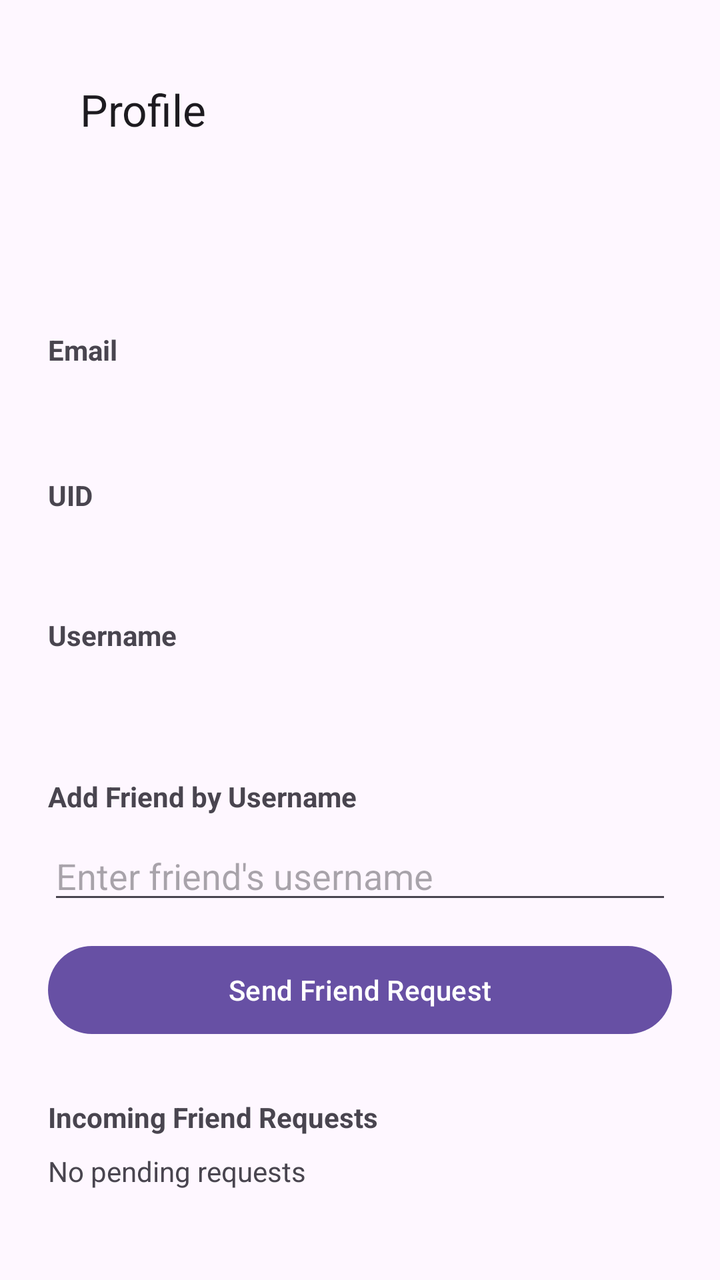
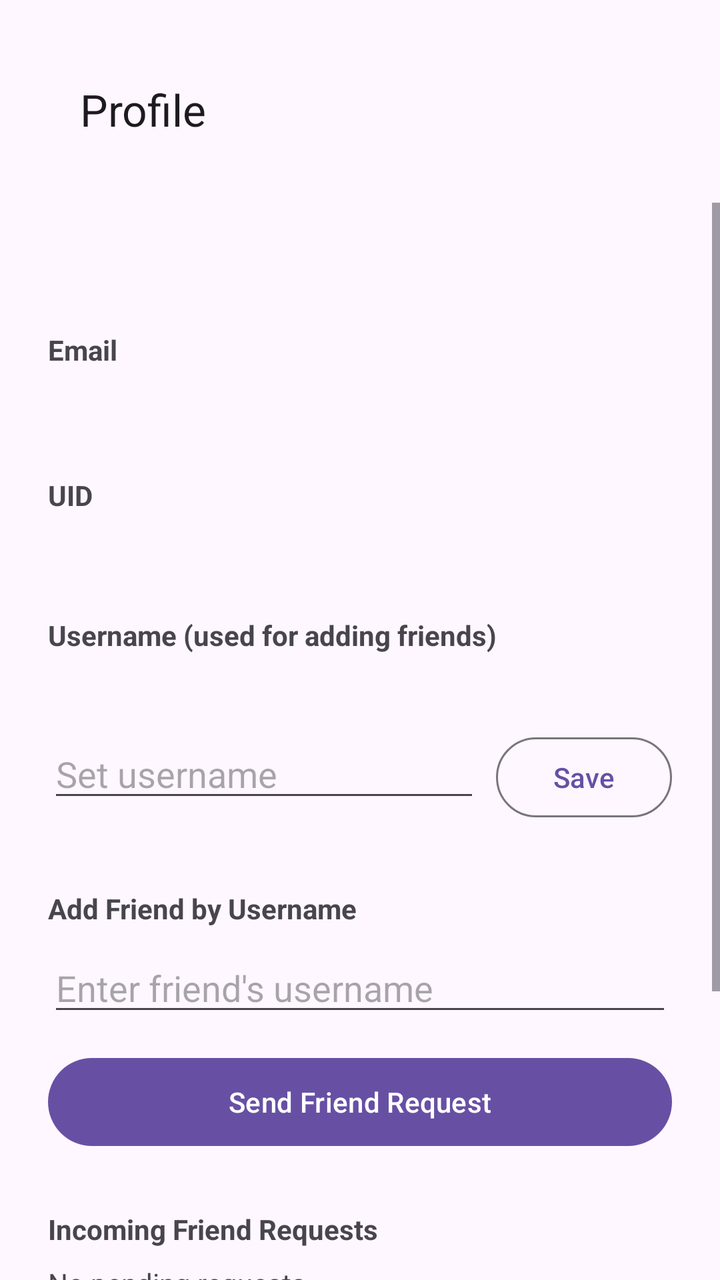

Screens rendered from an Android XML layout before and after an edit, with the pre-edit source and the edit as a unified diff.
<!-- AndroidManifest.xml: application theme Theme.SmartStudyTimer -->
<!-- res/layout/fragment_profile.xml -->
<?xml version="1.0" encoding="utf-8"?>
<LinearLayout xmlns:android="http://schemas.android.com/apk/res/android"
    xmlns:app="http://schemas.android.com/apk/res-auto"
    android:layout_width="match_parent"
    android:layout_height="match_parent"
    android:orientation="vertical">

    
    <com.google.android.material.appbar.MaterialToolbar
        android:id="@+id/topAppBar"
        android:layout_width="match_parent"
        android:layout_height="wrap_content"
        android:padding="36dp"
        app:title="Profile" />

    <LinearLayout
        android:layout_width="match_parent"
        android:layout_height="0dp"
        android:layout_weight="1"
        android:gravity="top"
        android:padding="24dp"
        android:orientation="vertical">

        <TextView
            android:id="@+id/profileEmailLabel"
            android:layout_width="match_parent"
            android:layout_height="wrap_content"
            android:layout_marginTop="40dp"
            android:text="@string/profile_email_label"
            android:textStyle="bold" />

        <TextView
            android:id="@+id/profileEmailText"
            android:layout_width="match_parent"
            android:layout_height="wrap_content"
            android:layout_marginTop="8dp"
            android:textSize="16sp" />

        <TextView
            android:id="@+id/profileUidLabel"
            android:layout_width="match_parent"
            android:layout_height="wrap_content"
            android:layout_marginTop="24dp"
            android:text="@string/profile_uid_label"
            android:textStyle="bold" />

        <TextView
            android:id="@+id/profileUidText"
            android:layout_width="match_parent"
            android:layout_height="wrap_content"
            android:layout_marginTop="8dp"
            android:textSize="14sp" />

        <TextView
            android:layout_width="match_parent"
            android:layout_height="wrap_content"
            android:layout_marginTop="24dp"
            android:text="Username"
            android:textStyle="bold" />

        <TextView
            android:id="@+id/profileUsernameText"
            android:layout_width="match_parent"
            android:layout_height="wrap_content"
            android:layout_marginTop="8dp"
            android:textSize="16sp" />

        <TextView
            android:id="@+id/addFriendLabel"
            android:layout_width="match_parent"
            android:layout_height="wrap_content"
            android:layout_marginTop="32dp"
            android:text="Add Friend by Username"
            android:textStyle="bold" />

        <EditText
            android:id="@+id/inputFriendUsername"
            android:layout_width="match_parent"
            android:layout_height="wrap_content"
            android:layout_marginTop="8dp"
            android:hint="Enter friend's username"
            android:inputType="textNoSuggestions" />

        <Button
            android:id="@+id/btnSendFriendRequest"
            style="@style/Widget.Material3.Button"
            android:layout_width="match_parent"
            android:layout_height="52dp"
            android:layout_marginTop="12dp"
            android:text="Send Friend Request" />

        <TextView
            android:id="@+id/incomingRequestsLabel"
            android:layout_width="match_parent"
            android:layout_height="wrap_content"
            android:layout_marginTop="28dp"
            android:text="Incoming Friend Requests"
            android:textStyle="bold" />

        <TextView
            android:id="@+id/tvIncomingRequests"
            android:layout_width="match_parent"
            android:layout_height="wrap_content"
            android:layout_marginTop="8dp"
            android:text="No pending requests"
            android:textSize="14sp" />

        <TextView
            android:id="@+id/friendsComparisonLabel"
            android:layout_width="match_parent"
            android:layout_height="wrap_content"
            android:layout_marginTop="28dp"
            android:text="Friends Comparison"
            android:textStyle="bold" />

        <TextView
            android:id="@+id/tvFriendsComparison"
            android:layout_width="match_parent"
            android:layout_height="wrap_content"
            android:layout_marginTop="8dp"
            android:text="No friends yet"
            android:textSize="14sp" />

        <Button
            android:id="@+id/signOutButton"
            style="@style/Widget.Material3.Button"
            android:layout_width="match_parent"
            android:layout_height="52dp"
            android:layout_marginTop="36dp"
            android:text="@string/sign_out" />

    </LinearLayout>

</LinearLayout>
<!-- resources referenced by this layout -->
<resources>
  <string name="profile_email_label">Email</string>
  <string name="profile_uid_label">UID</string>
  <string name="sign_out">Sign out</string>
  <style name="Theme.SmartStudyTimer" parent="Theme.Material3.DayNight.NoActionBar">
          <item name="android:statusBarColor">@android:color/transparent</item>
          <item name="android:windowLightStatusBar">true</item>
      </style>
</resources>

<!-- the commit's change to res/layout/fragment_profile.xml (unified diff, before → after) -->
@@ -13,122 +13,182 @@
         android:padding="36dp"
         app:title="Profile" />
 
-    <LinearLayout
+    <ScrollView
         android:layout_width="match_parent"
         android:layout_height="0dp"
-        android:layout_weight="1"
-        android:gravity="top"
-        android:padding="24dp"
-        android:orientation="vertical">
+        android:layout_weight="1">
 
-        <TextView
-            android:id="@+id/profileEmailLabel"
+        <LinearLayout
             android:layout_width="match_parent"
             android:layout_height="wrap_content"
-            android:layout_marginTop="40dp"
-            android:text="@string/profile_email_label"
-            android:textStyle="bold" />
+            android:gravity="top"
+            android:padding="24dp"
+            android:orientation="vertical">
 
-        <TextView
-            android:id="@+id/profileEmailText"
-            android:layout_width="match_parent"
-            android:layout_height="wrap_content"
-            android:layout_marginTop="8dp"
-            android:textSize="16sp" />
+            <TextView
+                android:id="@+id/profileEmailLabel"
+                android:layout_width="match_parent"
+                android:layout_height="wrap_content"
+                android:layout_marginTop="40dp"
+                android:text="@string/profile_email_label"
+                android:textStyle="bold" />
 
-        <TextView
-            android:id="@+id/profileUidLabel"
-            android:layout_width="match_parent"
-            android:layout_height="wrap_content"
-            android:layout_marginTop="24dp"
-            android:text="@string/profile_uid_label"
-            android:textStyle="bold" />
+            <TextView
+                android:id="@+id/profileEmailText"
+                android:layout_width="match_parent"
+                android:layout_height="wrap_content"
+                android:layout_marginTop="8dp"
+                android:textSize="16sp" />
 
-        <TextView
-            android:id="@+id/profileUidText"
-            android:layout_width="match_parent"
-            android:layout_height="wrap_content"
-            android:layout_marginTop="8dp"
-            android:textSize="14sp" />
+            <TextView
+                android:id="@+id/profileUidLabel"
+                android:layout_width="match_parent"
+                android:layout_height="wrap_content"
+                android:layout_marginTop="24dp"
+                android:text="@string/profile_uid_label"
+                android:textStyle="bold" />
 
-        <TextView
-            android:layout_width="match_parent"
-            android:layout_height="wrap_content"
-            android:layout_marginTop="24dp"
-            android:text="Username"
-            android:textStyle="bold" />
+            <TextView
+                android:id="@+id/profileUidText"
+                android:layout_width="match_parent"
+                android:layout_height="wrap_content"
+                android:layout_marginTop="8dp"
+                android:textSize="14sp" />
 
-        <TextView
-            android:id="@+id/profileUsernameText"
-            android:layout_width="match_parent"
-            android:layout_height="wrap_content"
-            android:layout_marginTop="8dp"
-            android:textSize="16sp" />
+            <TextView
+                android:layout_width="match_parent"
+                android:layout_height="wrap_content"
+                android:layout_marginTop="24dp"
+                android:text="Username (used for adding friends)"
+                android:textStyle="bold" />
 
-        <TextView
-            android:id="@+id/addFriendLabel"
-            android:layout_width="match_parent"
-            android:layout_height="wrap_content"
-            android:layout_marginTop="32dp"
-            android:text="Add Friend by Username"
-            android:textStyle="bold" />
+            
+            <LinearLayout
+                android:layout_width="match_parent"
+                android:layout_height="wrap_content"
+                android:layout_marginTop="8dp"
+                android:gravity="center_vertical"
+                android:orientation="horizontal">
 
-        <EditText
-            android:id="@+id/inputFriendUsername"
-            android:layout_width="match_parent"
-            android:layout_height="wrap_content"
-            android:layout_marginTop="8dp"
-            android:hint="Enter friend's username"
-            android:inputType="textNoSuggestions" />
+                <TextView
+                    android:id="@+id/profileUsernameText"
+                    android:layout_width="0dp"
+                    android:layout_height="wrap_content"
+                    android:layout_weight="1"
+                    android:textSize="16sp" />
 
-        <Button
-            android:id="@+id/btnSendFriendRequest"
-            style="@style/Widget.Material3.Button"
-            android:layout_width="match_parent"
-            android:layout_height="52dp"
-            android:layout_marginTop="12dp"
-            android:text="Send Friend Request" />
+                <Button
+                    android:id="@+id/btnChangeUsername"
+                    style="@style/Widget.Material3.Button.OutlinedButton"
+                    android:layout_width="wrap_content"
+                    android:layout_height="wrap_content"
+                    android:text="Edit"
+                    android:visibility="gone" />
 
-        <TextView
-            android:id="@+id/incomingRequestsLabel"
-            android:layout_width="match_parent"
-            android:layout_height="wrap_content"
-            android:layout_marginTop="28dp"
-            android:text="Incoming Friend Requests"
-            android:textStyle="bold" />
+            </LinearLayout>
 
-        <TextView
-            android:id="@+id/tvIncomingRequests"
-            android:layout_width="match_parent"
-            android:layout_height="wrap_content"
-            android:layout_marginTop="8dp"
-            android:text="No pending requests"
-            android:textSize="14sp" />
+            
+            <LinearLayout
+                android:id="@+id/usernameEditRow"
+                android:layout_width="match_parent"
+                android:layout_height="wrap_content"
+                android:layout_marginTop="8dp"
+                android:orientation="horizontal"
+                android:visibility="visible">
 
-        <TextView
-            android:id="@+id/friendsComparisonLabel"
-            android:layout_width="match_parent"
-            android:layout_height="wrap_content"
-            android:layout_marginTop="28dp"
-            android:text="Friends Comparison"
-            android:textStyle="bold" />
+                <EditText
+                    android:id="@+id/inputNewUsername"
+                    android:layout_width="0dp"
+                    android:layout_height="wrap_content"
+                    android:layout_weight="1"
+                    android:hint="Set username"
+                    android:inputType="textNoSuggestions"
+                    android:maxLength="20" />
 
-        <TextView
-            android:id="@+id/tvFriendsComparison"
-            android:layout_width="match_parent"
-            android:layout_height="wrap_content"
-            android:layout_marginTop="8dp"
-            android:text="No friends yet"
-            android:textSize="14sp" />
+                <Button
+                    android:id="@+id/btnSetUsername"
+                    style="@style/Widget.Material3.Button.OutlinedButton"
+                    android:layout_width="wrap_content"
+                    android:layout_height="wrap_content"
+                    android:layout_marginStart="8dp"
+                    android:text="Save" />
 
-        <Button
-            android:id="@+id/signOutButton"
-            style="@style/Widget.Material3.Button"
-            android:layout_width="match_parent"
-            android:layout_height="52dp"
-            android:layout_marginTop="36dp"
-            android:text="@string/sign_out" />
+            </LinearLayout>
 
-    </LinearLayout>
+            <TextView
+                android:id="@+id/usernameStatusText"
+                android:layout_width="match_parent"
+                android:layout_height="wrap_content"
+                android:layout_marginTop="4dp"
+                android:textSize="12sp"
+                android:visibility="gone" />
+
+            <TextView
+                android:id="@+id/addFriendLabel"
+                android:layout_width="match_parent"
+                android:layout_height="wrap_content"
+                android:layout_marginTop="32dp"
+                android:text="Add Friend by Username"
+                android:textStyle="bold" />
+
+            <EditText
+                android:id="@+id/inputFriendUsername"
+                android:layout_width="match_parent"
+                android:layout_height="wrap_content"
+                android:layout_marginTop="8dp"
+                android:hint="Enter friend's username"
+                android:inputType="textNoSuggestions" />
+
+            <Button
+                android:id="@+id/btnSendFriendRequest"
+                style="@style/Widget.Material3.Button"
+                android:layout_width="match_parent"
+                android:layout_height="52dp"
+                android:layout_marginTop="12dp"
+                android:text="Send Friend Request" />
+
+            <TextView
+                android:id="@+id/incomingRequestsLabel"
+                android:layout_width="match_parent"
+                android:layout_height="wrap_content"
+                android:layout_marginTop="28dp"
+                android:text="Incoming Friend Requests"
+                android:textStyle="bold" />
+
+            <TextView
+                android:id="@+id/tvIncomingRequests"
+                android:layout_width="match_parent"
+                android:layout_height="wrap_content"
+                android:layout_marginTop="8dp"
+                android:text="No pending requests"
+                android:textSize="14sp" />
+
+            <TextView
+                android:id="@+id/friendsComparisonLabel"
+                android:layout_width="match_parent"
+                android:layout_height="wrap_content"
+                android:layout_marginTop="28dp"
+                android:text="Friends Comparison"
+                android:textStyle="bold" />
+
+            <TextView
+                android:id="@+id/tvFriendsComparison"
+                android:layout_width="match_parent"
+                android:layout_height="wrap_content"
+                android:layout_marginTop="8dp"
+                android:text="No friends yet"
+                android:textSize="14sp" />
+
+            <Button
+                android:id="@+id/signOutButton"
+                style="@style/Widget.Material3.Button"
+                android:layout_width="match_parent"
+                android:layout_height="52dp"
+                android:layout_marginTop="36dp"
+                android:text="@string/sign_out" />
+
+        </LinearLayout>
+
+    </ScrollView>
 
 </LinearLayout>
